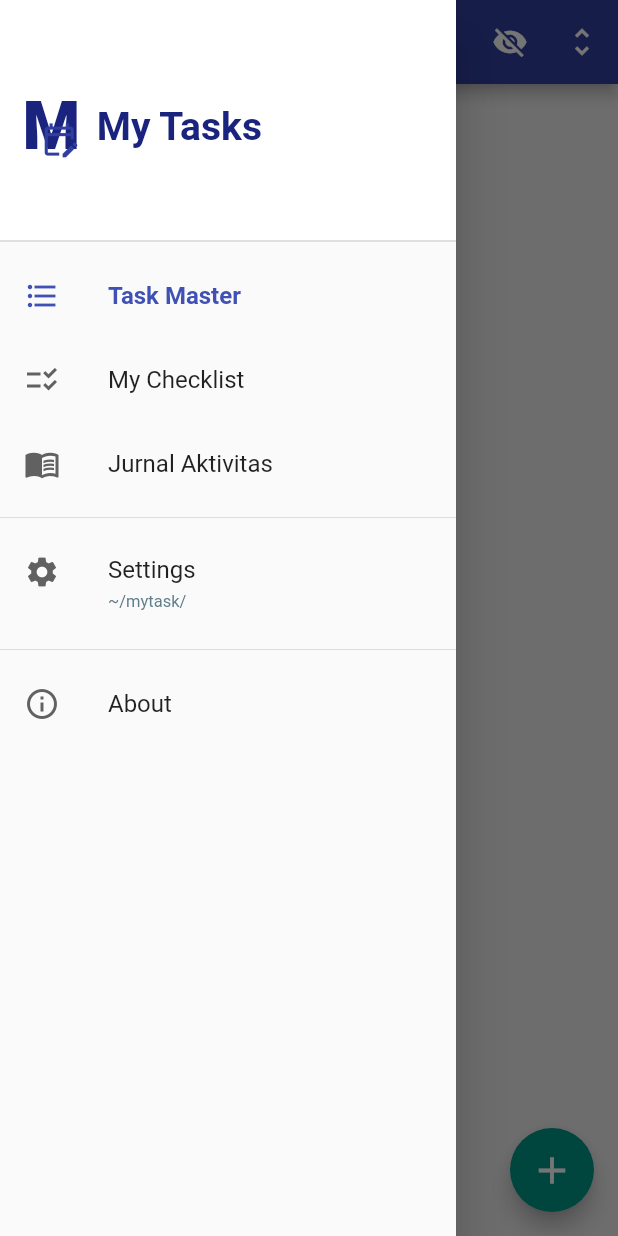
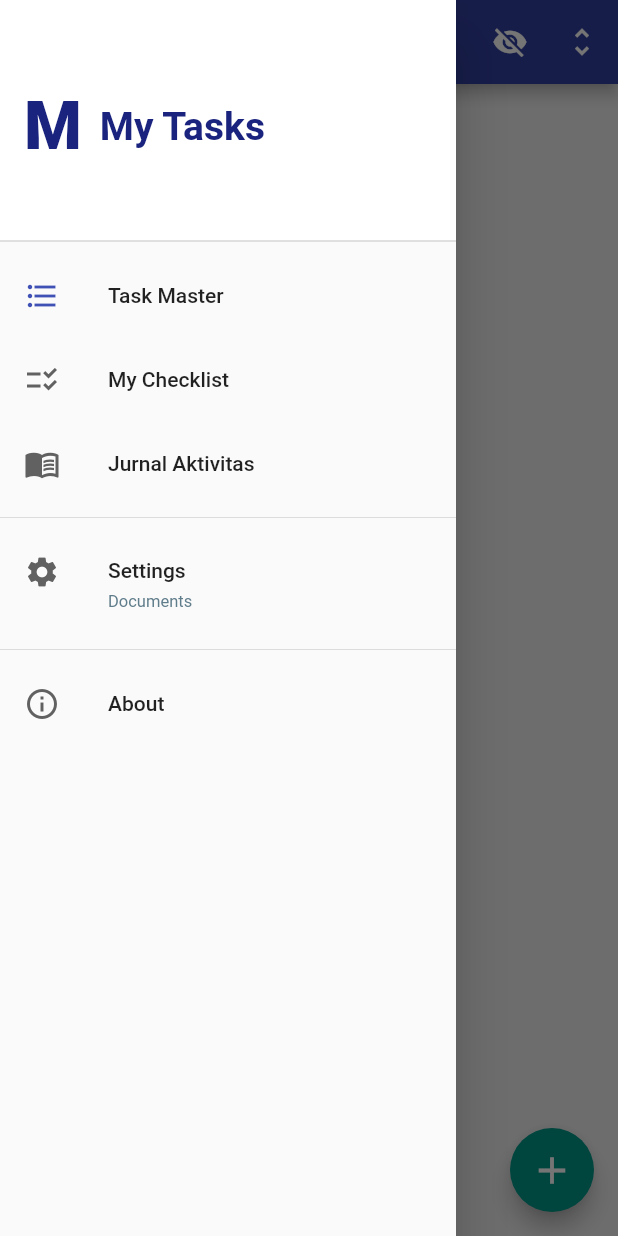
Before and after one commit to Greenson22/Rutinitas--My-Task-, a Flutter app: the screen it shows after launch, with the side drawer open, on a phone screen of 412 x 824 dp. Run offline on Flutter 3.47's test engine with Material 3 defaults, Android fonts, the phone set to English and light mode, and no system bars; our stand-ins replace file_picker, package_info_plus, shared_preferences.

Commit message:
refactor: perbaikan integrasi drawer menu untuk navigasi settings
Melakukan migrasi fungsi manajemen direktori dan dialog settings ke dalam komponen DrawerMenu agar lebih efisien dan modular. Perubahan ini menghilangkan ketergantungan pada callback eksternal di setiap layar (HomeScreen, DailyScreen, JurnalAktivitasScreen) dan memastikan tombol Settings berfungsi konsisten di seluruh aplikasi dengan logika state management mandiri.

```diff
--- a/lib/core/presentation/widgets/drawer_menu.dart
+++ b/lib/core/presentation/widgets/drawer_menu.dart
@@ -1,26 +1,68 @@
-// lib/features/task_master/presentation/widgets/drawer_menu.dart
+// lib/core/presentation/widgets/drawer_menu.dart
 
+import 'dart:convert';
 import 'package:flutter/material.dart';
 import '../../../features/task_master/presentation/screens/home_screen.dart';
 import '../../../features/daily/presentation/screens/daily_screen.dart';
 import '../../../features/jurnal_aktivitas/presentation/screens/jurnal_aktivitas_screen.dart';
-import '../../../features/about/presentation/pages/about_page.dart'; // <--- IMPORT SEUSAI PATH ABOUT PAGE
+import '../../../features/about/presentation/pages/about_page.dart';
+import '../../../features/task_master/presentation/widgets/settings_dialog.dart';
+import '../../services/storage_service.dart';
 
-class DrawerMenu extends StatelessWidget {
-  final String selectedBaseDir;
-  final String fullJsonPath;
-  final VoidCallback onOpenSettings;
+class DrawerMenu extends StatefulWidget {
   final bool isDailyActive;
   final bool isJurnalActive;
 
   const DrawerMenu({
     super.key,
-    required this.selectedBaseDir,
-    required this.fullJsonPath,
-    required this.onOpenSettings,
     this.isDailyActive = false,
     this.isJurnalActive = false,
   });
+
+  @override
+  State<DrawerMenu> createState() => _DrawerMenuState();
+}
+
+class _DrawerMenuState extends State<DrawerMenu> {
+  final StorageService _storageService = StorageService();
+  String _selectedBaseDir = 'Documents';
+
+  @override
+  void initState() {
+    super.initState();
+    _loadBaseDir();
+  }
+
+  Future<void> _loadBaseDir() async {
+    String baseDir = await _storageService.getBaseDirSetting();
+    if (mounted) setState(() => _selectedBaseDir = baseDir);
+  }
+
+  void _showSettingsDialog() {
+    showDialog(
+      context: context,
+      builder: (context) => SettingsDialog(
+        currentBaseDir: _selectedBaseDir,
+        onSave: (newDir) async {
+          await _storageService.saveBaseDirSetting(newDir);
+          if (mounted) {
+            setState(() => _selectedBaseDir = newDir);
+            // Me-refresh halaman yang sedang aktif agar data dari folder baru dimuat
+            Navigator.pushReplacement(
+              context,
+              MaterialPageRoute(
+                builder: (context) => widget.isDailyActive
+                    ? const DailyScreen()
+                    : widget.isJurnalActive
+                    ? const JurnalAktivitasScreen()
+                    : const HomeScreen(),
+              ),
+            );
+          }
+        },
+      ),
+    );
+  }
 
   @override
   Widget build(BuildContext context) {
@@ -36,10 +78,6 @@ class DrawerMenu extends StatelessWidget {
               ),
             ),
             child: Row(
-              crossAxisAlignment: CrossAxisAlignment.center,
-              children: [
-                Stack(
-                  alignment: Alignment.bottomRight,
               children: [
                 Text(
                   'M',
@@ -47,19 +85,7 @@ class DrawerMenu extends StatelessWidget {
                     color: Colors.indigo[900],
                     fontSize: 44,
                     fontWeight: FontWeight.w900,
-                        letterSpacing: -2,
                   ),
-                    ),
-                    Positioned(
-                      bottom: 4,
-                      right: 0,
-                      child: Icon(
-                        Icons.edit_calendar_outlined,
-                        color: Colors.indigo[700],
-                        size: 26,
-                      ),
-                    ),
-                  ],
                 ),
                 const SizedBox(width: 12),
                 Text(
@@ -73,14 +99,17 @@ class DrawerMenu extends StatelessWidget {
               ],
             ),
           ),
-
-          _buildDrawerItem(
+          ListTile(
+            leading: Icon(
               Icons.format_list_bulleted,
-            'Task Master',
-            isSelected: !isDailyActive && !isJurnalActive,
+              color: !widget.isDailyActive && !widget.isJurnalActive
+                  ? Colors.indigo
+                  : Colors.grey[700],
+            ),
+            title: const Text('Task Master'),
             onTap: () {
               Navigator.pop(context);
-              if (isDailyActive || isJurnalActive) {
+              if (widget.isDailyActive || widget.isJurnalActive) {
                 Navigator.pushReplacement(
                   context,
                   MaterialPageRoute(builder: (context) => const HomeScreen()),
@@ -88,28 +117,31 @@ class DrawerMenu extends StatelessWidget {
               }
             },
           ),
-          _buildDrawerItem(
-            Icons.checklist_rtl, // Ubah ikon
-            'My Checklist', // Ubah teks
-            isSelected: isDailyActive,
+          ListTile(
+            leading: Icon(
+              Icons.checklist_rtl,
+              color: widget.isDailyActive ? Colors.indigo : Colors.grey[700],
+            ),
+            title: const Text('My Checklist'),
             onTap: () {
               Navigator.pop(context);
-              if (!isDailyActive) {
+              if (!widget.isDailyActive) {
                 Navigator.pushReplacement(
                   context,
                   MaterialPageRoute(builder: (context) => const DailyScreen()),
-                  // (Nama screen nanti bisa kita rename, biarkan dulu DailyScreen)
                 );
               }
             },
           ),
-          _buildDrawerItem(
+          ListTile(
+            leading: Icon(
               Icons.menu_book,
-            'Jurnal Aktivitas',
-            isSelected: isJurnalActive,
+              color: widget.isJurnalActive ? Colors.indigo : Colors.grey[700],
+            ),
+            title: const Text('Jurnal Aktivitas'),
             onTap: () {
               Navigator.pop(context);
-              if (!isJurnalActive) {
+              if (!widget.isJurnalActive) {
                 Navigator.pushReplacement(
                   context,
                   MaterialPageRoute(
@@ -119,43 +151,29 @@ class DrawerMenu extends StatelessWidget {
               }
             },
           ),
-
-          // PERBAIKAN: Item Weekly dan Monthly telah dihapus dari sini
           const Divider(),
-          _buildDrawerItem(
-            Icons.settings,
-            'Settings',
-            subtitle: '~/mytask/',
+          ListTile(
+            leading: Icon(Icons.settings, color: Colors.grey[700]),
+            title: const Text('Settings'),
+            subtitle: Text(
+              _selectedBaseDir,
+              style: const TextStyle(fontSize: 11, color: Colors.blueGrey),
+            ),
             onTap: () {
               Navigator.pop(context);
-              onOpenSettings();
+              _showSettingsDialog(); // Tombol Settings sekarang memanggil dialog secara mandiri
             },
           ),
           const Divider(),
-          _buildDrawerItem(
-            Icons.info_outline,
-            'About',
+          ListTile(
+            leading: Icon(Icons.info_outline, color: Colors.grey[700]),
+            title: const Text('About'),
             onTap: () {
-              Navigator.pop(context); // Tutup drawer menu terlebih dahulu
-
-              // Membuka AboutPage sebagai sebuah Dialog Box
+              Navigator.pop(context);
               showDialog(
                 context: context,
                 builder: (context) => const Dialog(
-                  insetPadding: EdgeInsets.symmetric(
-                    horizontal: 24,
-                    vertical: 40,
-                  ),
-                  child: ClipRRect(
-                    borderRadius: BorderRadius.all(Radius.circular(16)),
-                    child: SizedBox(
-                      width:
-                          500, // Batasan lebar agar proporsional di tablet/desktop
-                      height:
-                          650, // Batasan tinggi wajib agar TabBarView tidak meluber (unbounded height)
-                      child: AboutPage(),
-                    ),
-                  ),
+                  child: SizedBox(width: 500, height: 650, child: AboutPage()),
                 ),
               );
             },
@@ -164,31 +182,4 @@ class DrawerMenu extends StatelessWidget {
       ),
     );
   }
-
-  Widget _buildDrawerItem(
-    IconData icon,
-    String title, {
-    String? subtitle,
-    bool isSelected = false,
-    required VoidCallback onTap,
-  }) {
-    return ListTile(
-      leading: Icon(icon, color: isSelected ? Colors.indigo : Colors.grey[700]),
-      title: Text(
-        title,
-        style: TextStyle(
-          color: isSelected ? Colors.indigo : Colors.black87,
-          fontWeight: isSelected ? FontWeight.bold : FontWeight.normal,
-          fontSize: 16,
-        ),
-      ),
-      subtitle: subtitle != null
-          ? Text(
-              subtitle,
-              style: const TextStyle(fontSize: 11, color: Colors.blueGrey),
-            )
-          : null,
-      onTap: onTap,
-    );
 }
-}
--- a/lib/features/task_master/presentation/screens/home_screen.dart
+++ b/lib/features/task_master/presentation/screens/home_screen.dart
@@ -418,12 +418,7 @@ class _HomeScreenState extends State<HomeScreen> {
           ),
         ],
       ),
-      drawer: DrawerMenu(
-        selectedBaseDir: _selectedBaseDir,
-        fullJsonPath: _fullJsonPath,
-        onOpenSettings: _showSettingsDialog,
-        isDailyActive: false,
-      ),
+      drawer: const DrawerMenu(),
       body: _isLoading
           ? const Center(child: CircularProgressIndicator())
           : LayoutBuilder(
```
Also changed, not shown: lib/features/daily/presentation/screens/daily_screen.dart (+1 -6 lines), lib/features/jurnal_aktivitas/presentation/screens/jurnal_aktivitas_screen.dart (+1 -6 lines). Lines whose indentation alone changed are shown as unchanged.
